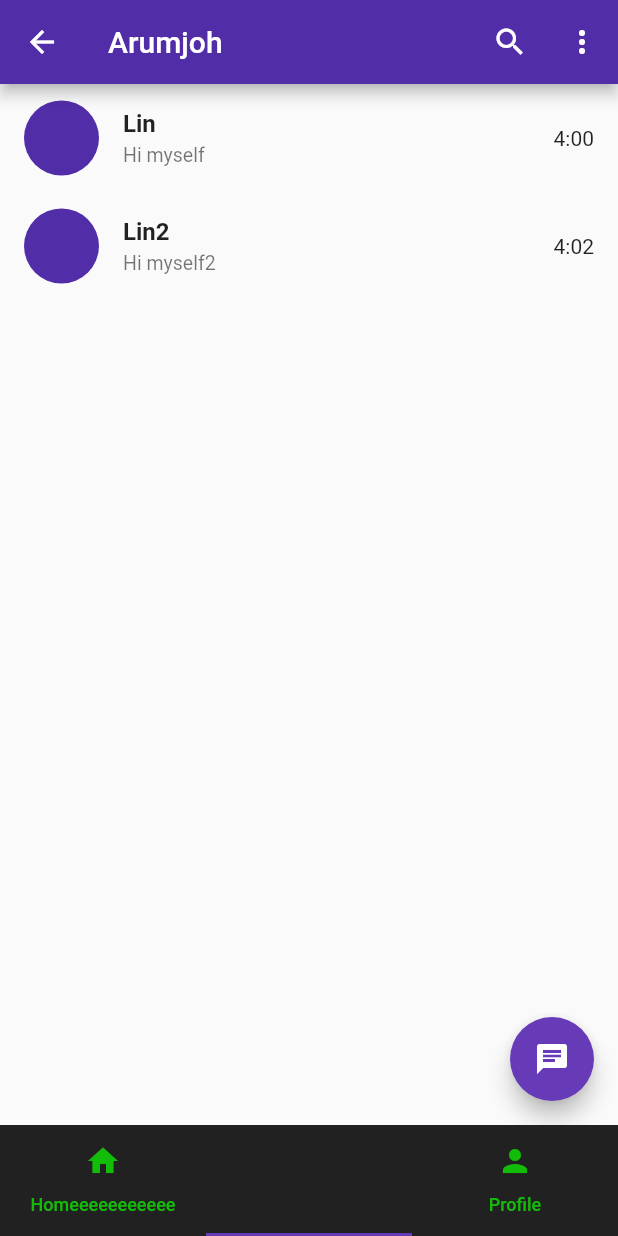
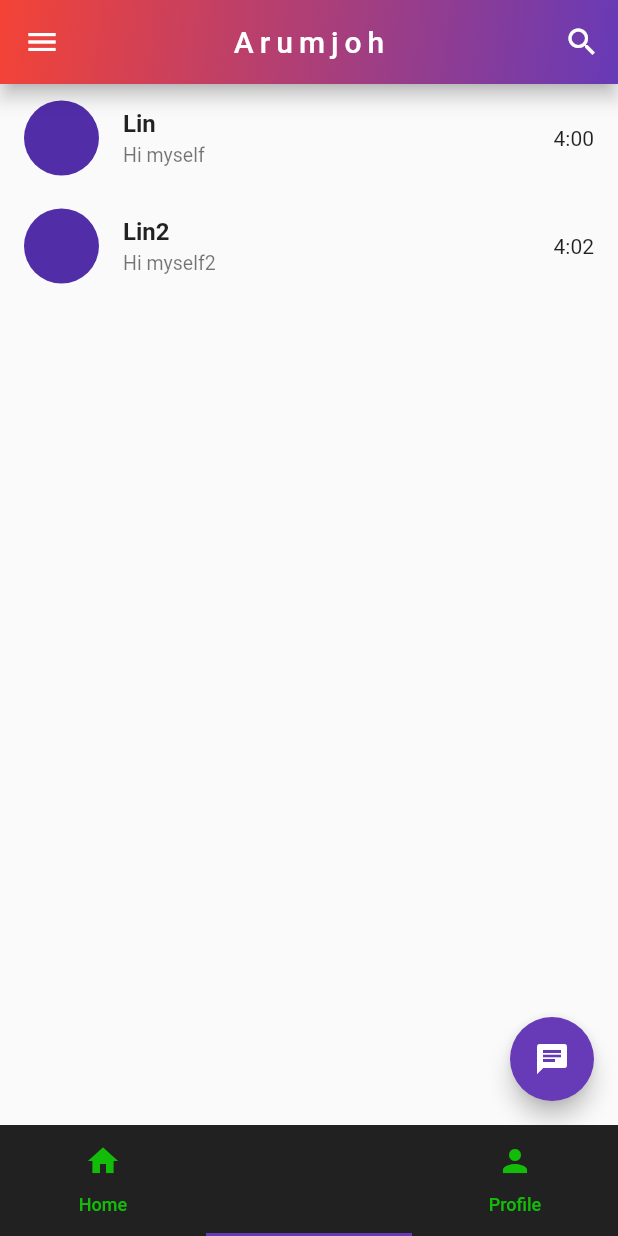
Before and after one commit to lalalalinx/FlutterLinTest, a Flutter app: the Home screen opened directly, item 2 of the bottom bar chosen, on a phone screen of 412 x 824 dp. Run offline on Flutter 3.47's test engine with Material 2 defaults, Android fonts, the light colour scheme and no system bars.

Commit message:
Update Home.dart

```diff
--- a/lib/Screens/Home.dart
+++ b/lib/Screens/Home.dart
@@ -19,7 +19,7 @@ class _HomeState extends State<Home> {
         child: Scaffold(
           bottomNavigationBar: TabBar(
             tabs: const [
-              Tab(text: 'Homeeeeeeeeeee', icon: Icon(Icons.home)),
+              Tab(text: 'Home', icon: Icon(Icons.home)),
               Tab(text: 'Chat', icon: Icon(Icons.chat)),
               Tab(text: 'Profile', icon: Icon(Icons.person)),
             ],
@@ -27,12 +27,28 @@ class _HomeState extends State<Home> {
           ),
           backgroundColor: Colors.grey[900],
           appBar: AppBar(
-            backgroundColor: Colors.deepPurple[700],
-            title: Text("Arumjoh"),
+            backgroundColor: Colors.grey[900],
+            elevation: 5,
+            title: Text(
+                "Arumjoh",
+                style: TextStyle(
+                  letterSpacing: 4,
+                ),
+              ),
+              centerTitle: true,
             actions: [
               IconButton(icon: Icon(Icons.search), onPressed: () {}),
-              IconButton(icon: Icon(Icons.more_vert), onPressed: () {}),
             ],
+            leading: IconButton(icon: Icon(Icons.menu), onPressed: () {}),
+          flexibleSpace: Container(
+            decoration: BoxDecoration(
+              gradient: LinearGradient(
+                colors: [Colors.deepPurple, Colors.red],
+                begin: Alignment.bottomRight,
+                end: Alignment.topLeft,
+              )
+            ),
+          ),
           ),
           body: TabBarView(
             children: [
```
